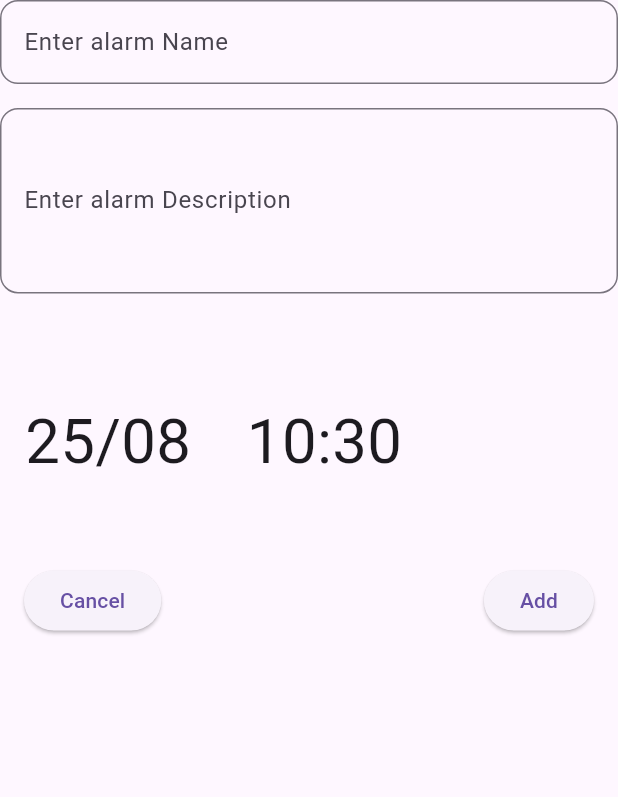
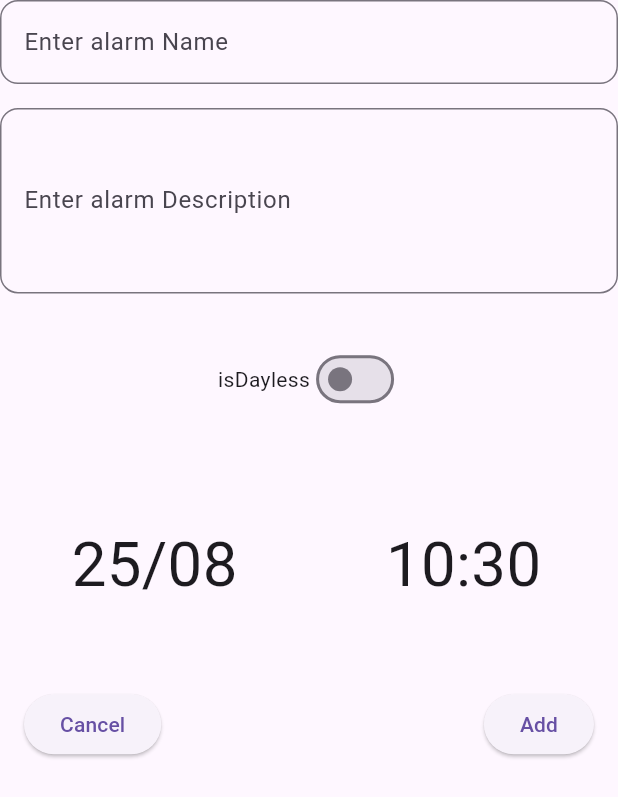
Before and after one commit to Davipcrs/flutter_clock, a Flutter app: the AddAlarmView screen opened by its route, on a phone screen of 412 x 824 dp. Shown: the top 797 px of the screen. Run offline on Flutter 3.47's test engine with Material 2 defaults, Android fonts, the light colour scheme and no system bars; our stand-ins replace sqflite; missing offline and left inert: alarm; accounts and stored records are empty.

Commit message:
added Date Specifc alarm, bugs corrected.

```diff
--- a/lib/view/add_alarm_view.dart
+++ b/lib/view/add_alarm_view.dart
@@ -23,10 +23,13 @@ class _AddAlarmViewState extends State<AddAlarmView> {
       hour: dateTimeController.hour, minute: dateTimeController.minute);
   bool nameControllerErrorValidator = false;
 
+  late bool isDayless;
+
   @override
   void initState() {
     super.initState();
     timeCorrection();
+    isDayless = false;
   }
 
   void _dateGetter(context) async {
@@ -95,7 +98,7 @@ class _AddAlarmViewState extends State<AddAlarmView> {
         name: nameController.text,
         desc: descriptionController.text,
         time: dateTimeController,
-        dayless: true //dayless alarms
+        dayless: isDayless //dayless alarms
         );
     DB.instance.insertAlarm(alarmModel);
 
@@ -149,14 +152,40 @@ class _AddAlarmViewState extends State<AddAlarmView> {
                   ),
                 ),
               ),
+              SizedBox(
+                width: MediaQuery.of(context).size.width,
+                height: MediaQuery.of(context).size.height * 0.1,
+                child: Row(
+                  mainAxisAlignment: MainAxisAlignment.center,
+                  crossAxisAlignment: CrossAxisAlignment.center,
+                  children: [
+                    Text('isDayless'),
+                    Switch(
+                      value: isDayless,
+                      onChanged: (value) {
+                        setState(
+                          () {
+                            isDayless = value;
+                          },
+                        );
+                      },
+                    ),
+                  ],
+                ),
+              ),
               Row(
                 children: [
                   InkWell(
+                    splashColor: isDayless
+                        ? Colors.transparent
+                        : Theme.of(context).splashColor,
                     child: Container(
                       decoration: BoxDecoration(
-                        borderRadius: BorderRadius.circular(12),
-                      ),
-                      width: MediaQuery.of(context).size.width * 0.35,
+                          borderRadius: BorderRadius.circular(12),
+                          color: isDayless
+                              ? Theme.of(context).disabledColor
+                              : Theme.of(context).scaffoldBackgroundColor),
+                      width: MediaQuery.of(context).size.width * 0.5,
                       height: MediaQuery.of(context).size.height * 0.2,
                       child: Center(
                         child: Text(
@@ -168,7 +197,9 @@ class _AddAlarmViewState extends State<AddAlarmView> {
                       ),
                     ),
                     onTap: () {
-                      _dateGetter(context);
+                      if (!isDayless) {
+                        _dateGetter(context);
+                      }
                     },
                   ),
                   InkWell(
@@ -176,7 +207,7 @@ class _AddAlarmViewState extends State<AddAlarmView> {
                       decoration: BoxDecoration(
                         borderRadius: BorderRadius.circular(12),
                       ),
-                      width: MediaQuery.of(context).size.width * 0.35,
+                      width: MediaQuery.of(context).size.width * 0.5,
                       height: MediaQuery.of(context).size.height * 0.2,
                       child: Center(
                         child: Text(
--- a/lib/view/alarm_view.dart
+++ b/lib/view/alarm_view.dart
@@ -103,6 +103,9 @@ class _AlarmViewState extends State<AlarmView> {
                     await alarmBottomSheet(context, snapshot.data[index]).then(
                       (value) => setState(
                         () {
+                          Future.delayed(
+                            const Duration(microseconds: 500),
+                          );
                           strings = AppStrings();
                         },
                       ),
--- a/lib/view/edit_alarm_view.dart
+++ b/lib/view/edit_alarm_view.dart
@@ -21,6 +21,7 @@ class _EditAlarmViewState extends State<EditAlarmView> {
     nameController = TextEditingController(text: alarmModel.name);
     descriptionController = TextEditingController(text: alarmModel.desc);
     dateTimeController = alarmModel.time;
+    isDayless = alarmModel.dayless;
 
     timeCorrection();
   }
@@ -37,6 +38,8 @@ class _EditAlarmViewState extends State<EditAlarmView> {
   late TimeOfDay? timeOfDay = TimeOfDay(
       hour: dateTimeController.hour, minute: dateTimeController.minute);
   bool nameControllerErrorValidator = false;
+
+  late bool isDayless;
 
   void _dateGetter(context) async {
     DateTime? dateTime = await DatePicker(context);
@@ -89,7 +92,7 @@ class _EditAlarmViewState extends State<EditAlarmView> {
     }
   }
 
-  _addOnTap() {
+  _editOnTap() {
     if (nameController.text.isEmpty) {
       setState(
         () {
@@ -101,6 +104,7 @@ class _EditAlarmViewState extends State<EditAlarmView> {
     alarmModel.desc = descriptionController.text;
     alarmModel.name = nameController.text;
     alarmModel.time = dateTimeController;
+    alarmModel.dayless = isDayless;
 
     DB.instance.updateAlarm(alarmModel);
 
@@ -157,11 +161,16 @@ class _EditAlarmViewState extends State<EditAlarmView> {
               Row(
                 children: [
                   InkWell(
+                    splashColor: isDayless
+                        ? Colors.transparent
+                        : Theme.of(context).splashColor,
                     child: Container(
                       decoration: BoxDecoration(
-                        borderRadius: BorderRadius.circular(12),
-                      ),
-                      width: MediaQuery.of(context).size.width * 0.35,
+                          borderRadius: BorderRadius.circular(12),
+                          color: isDayless
+                              ? Theme.of(context).disabledColor
+                              : Theme.of(context).scaffoldBackgroundColor),
+                      width: MediaQuery.of(context).size.width * 0.5,
                       height: MediaQuery.of(context).size.height * 0.2,
                       child: Center(
                         child: Text(
@@ -172,14 +181,18 @@ class _EditAlarmViewState extends State<EditAlarmView> {
                         ),
                       ),
                     ),
-                    onTap: () => _dateGetter(context),
+                    onTap: () {
+                      if (!isDayless) {
+                        _dateGetter(context);
+                      }
+                    },
                   ),
                   InkWell(
                     child: Container(
                       decoration: BoxDecoration(
                         borderRadius: BorderRadius.circular(12),
                       ),
-                      width: MediaQuery.of(context).size.width * 0.35,
+                      width: MediaQuery.of(context).size.width * 0.50,
                       height: MediaQuery.of(context).size.height * 0.2,
                       child: Center(
                         child: Text(
@@ -216,7 +229,7 @@ class _EditAlarmViewState extends State<EditAlarmView> {
                   Padding(
                     padding: const EdgeInsets.only(right: 16),
                     child: ElevatedButton(
-                      onPressed: () => _addOnTap(),
+                      onPressed: () => _editOnTap(),
                       child: const Text('Add'),
                     ),
                   ),
```
Also changed, not shown: lib/controller/alarm_controller.dart (+5 -4 lines), lib/view/clock_view.dart (+8 -5 lines), lib/view/delete_dialog.dart (added), 1 other file.
